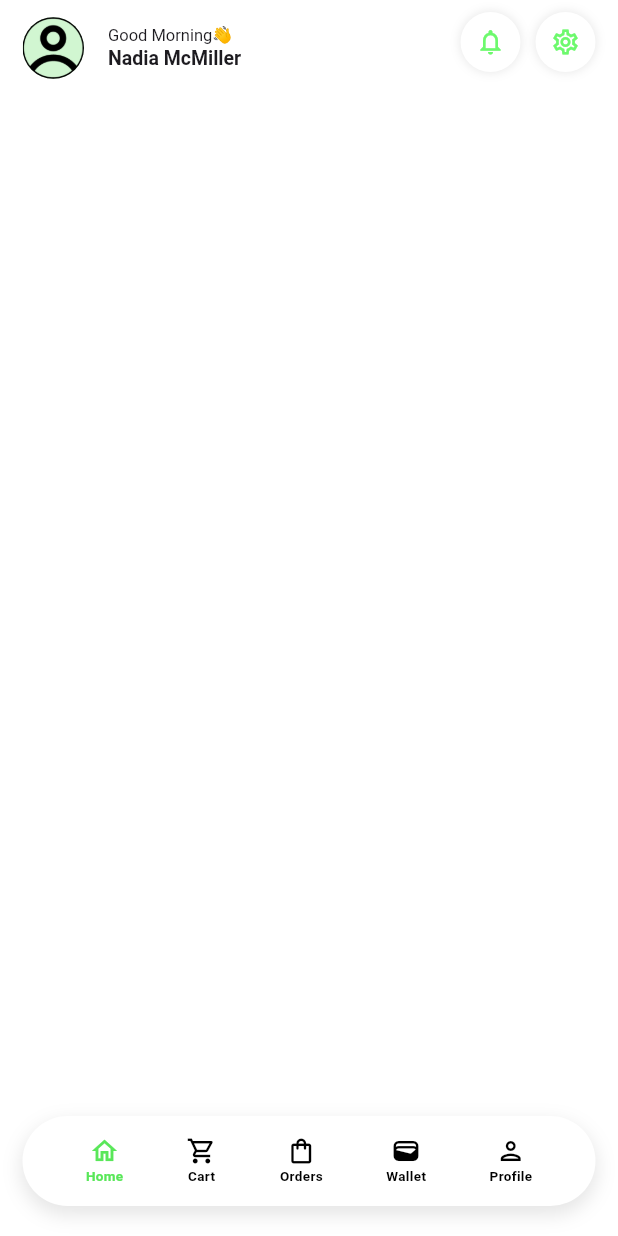
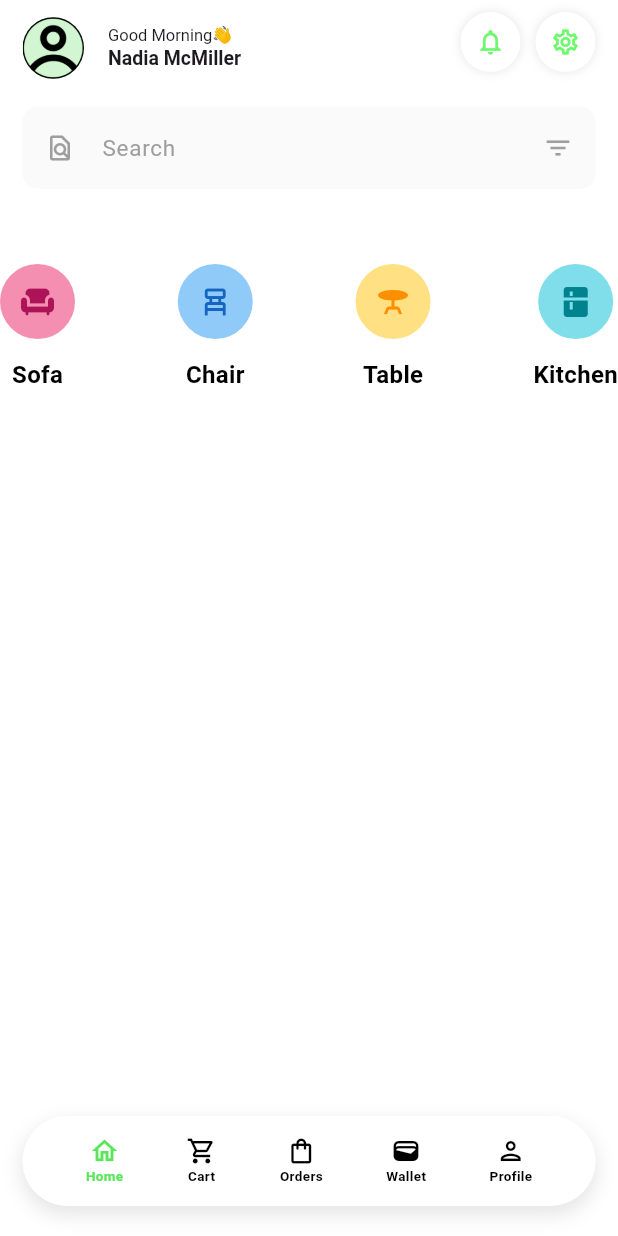
Before and after one commit to AJFX-01/joefloxy, a Flutter app: the screen it shows after launch, on a phone screen of 412 x 824 dp. Run offline on Flutter 3.47's test engine with Material 3 defaults, Android fonts, the light colour scheme and no system bars.

Commit message:
feat: add the category widget

```diff
--- a/lib/screens/home/components/appbar.dart
+++ b/lib/screens/home/components/appbar.dart
@@ -84,3 +84,37 @@ PreferredSizeWidget appHome(
     ],
   );
 }
+
+
+Widget searchBar() {
+  return Padding(
+    padding: const EdgeInsets.symmetric(horizontal: 15),
+    child: Container(
+      height: 55,
+      margin: const EdgeInsets.only(top: 15),
+      decoration: BoxDecoration(
+        borderRadius: BorderRadius.circular(10),
+        color: Colors.grey[50]
+      ),
+      child: Padding(
+        padding: const EdgeInsets.symmetric(horizontal: 1),
+        child: TextField(
+          decoration: InputDecoration(
+            prefixIcon:  const Icon(Icons.find_in_page_outlined, color: Colors.grey, size: 20,),
+            suffixIcon: const Icon(Icons.filter_list_outlined, color: Colors.grey, size: 20,),
+            hintText: 'Search',
+            hintStyle: const TextStyle(
+              color: Colors.grey,
+              fontSize: 15,
+              fontWeight: FontWeight.w400
+            ),
+            border: OutlineInputBorder(
+              borderRadius: BorderRadius.circular(15),
+              borderSide: BorderSide.none,
+            ),
+          ),
+        ),
+      ),
+    ),
+  );
+}
--- /dev/null
+++ b/lib/screens/home/components/categories.dart
@@ -0,0 +1,58 @@
+import 'package:flutter/material.dart';
+import 'package:joefloxy/utils/constant_utils.dart';
+
+
+class CategorySection extends StatefulWidget {
+  const CategorySection({super.key});
+
+  @override
+  State<CategorySection> createState() => _CategorySectionState();
+}
+
+class _CategorySectionState extends State<CategorySection> {
+  @override
+  Widget build(BuildContext context) {
+    return Column(
+      children: [
+        Row(
+          mainAxisAlignment: MainAxisAlignment.spaceBetween,
+          children: [
+            category("Sofa", Colors.pink[200], Icons.chair, Colors.pink[800]),
+            category("Chair", Colors.blue[200], Icons.chair_alt, Colors.blue[800]),
+            category("Table", Colors.amber[200], Icons.table_bar, Colors.amber[800]),
+            category("Kitchen", Colors.cyan[200], Icons.kitchen, Colors.cyan[800])
+          ],
+        ),
+       const SizedBox(height: 20,),
+        // Row(
+        //   mainAxisAlignment: MainAxisAlignment.spaceBetween,
+        //   children: [],
+        // )
+      ],
+    );
+  }
+
+
+  Widget category(String title, Color? backgroundColor, IconData icon, Color? iconColor) {
+    return GestureDetector(
+      onTap: () => {},
+      child: Column(
+        mainAxisAlignment: MainAxisAlignment.center,
+        // crossAxisAlignment: CrossAxisAlignment.start,
+        children: [
+          Container(
+            height: 50,
+            width: 50,
+            decoration: BoxDecoration(
+              shape: BoxShape.circle,
+              color: backgroundColor
+            ),
+            child: Icon(icon, size: 24, color: iconColor,),
+          ),
+          const SizedBox(height: 12),
+          Text(title, style: TextStyle(fontSize: 16, fontWeight: FontWeight.bold, color: AppColor.blackColor)),
+        ],
+      ),
+    );
+  }
+}
--- a/lib/screens/home/home.dart
+++ b/lib/screens/home/home.dart
@@ -1,5 +1,6 @@
 import 'package:flutter/material.dart';
 import 'package:joefloxy/screens/home/components/bottom_menu.dart';
+import 'package:joefloxy/screens/home/components/categories.dart';
 import '../../utils/constant_utils.dart';
 import 'components/appbar.dart';
 
@@ -17,7 +18,14 @@ class _HomePageState extends State<HomePage> {
       backgroundColor: AppColor.whiteColor,
       appBar: appHome("Good Morning👋", "Nadia McMiller", null),
       body: SingleChildScrollView(
-
+        child: Column(
+          crossAxisAlignment: CrossAxisAlignment.center,
+          children: [
+            searchBar(),
+            SizedBox(height: 50,),
+            const CategorySection()
+          ],
+        ),
       ),
       floatingActionButton: const BottomMenu(),
       floatingActionButtonLocation: FloatingActionButtonLocation.centerDocked,
```
